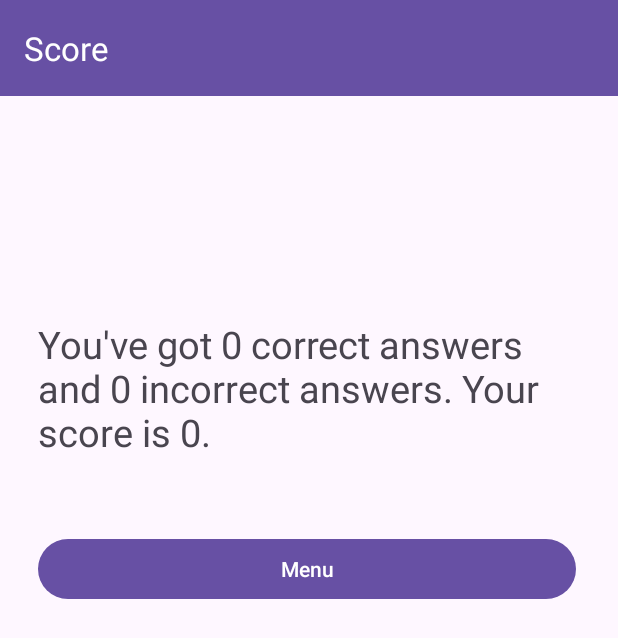
After one commit to Pmacdon15/Guess-The-Celebrity-Game, an Android app: the ScoreActivity screen opened directly, with no data from a screen before it, on a phone screen of 412 x 824 dp. The commit adds this screen. Shown: the top 638 px of the screen. Run offline under Robolectric (Android 15) with nearby library versions, the phone set to English and light mode, and no system bars.

Commit message:
score screen added

```diff
--- a/app/src/main/AndroidManifest.xml
+++ b/app/src/main/AndroidManifest.xml
@@ -27,6 +27,9 @@
         <activity
             android:name=".AboutActivity"
             android:exported="true" />
+        <activity
+            android:name=".ScoreActivity"
+            android:exported="true" />
 
     </application>
 
--- /dev/null
+++ b/app/src/main/java/com/example/assignment_2_project/ScoreActivity.java
@@ -0,0 +1,36 @@
+package com.example.assignment_2_project;
+
+import android.content.Intent;
+import android.os.Bundle;
+import android.widget.Button;
+import android.widget.TextView;
+
+import androidx.appcompat.app.AppCompatActivity;
+
+import com.google.android.material.color.utilities.Score;
+
+public class ScoreActivity extends AppCompatActivity {
+    @Override
+    protected void onCreate(Bundle savedInstanceState) {
+        super.onCreate(savedInstanceState);
+        setContentView(R.layout.activity_score);
+
+        // Get the score from the intent
+        Intent intentValue = getIntent();
+        int correct = intentValue.getIntExtra("correct", 0);
+        int incorrect = intentValue.getIntExtra("incorrect", 0);
+        int score = correct - incorrect;
+
+        // Set the score message
+        String scoreMessage = getString(R.string.score_message, correct, incorrect, score);
+        TextView textViewScore = findViewById(R.id.textView_Score);
+        textViewScore.setText(scoreMessage);
+
+
+        Button buttonMenu = findViewById(R.id.button_Menu);
+        buttonMenu.setOnClickListener(view -> {
+            Intent intent = new Intent(ScoreActivity.this, MainActivity.class);
+            startActivity(intent);
+        });
+    }
+}
--- /dev/null
+++ b/app/src/main/res/layout/activity_score.xml
@@ -0,0 +1,51 @@
+<?xml version="1.0" encoding="utf-8"?>
+<androidx.constraintlayout.widget.ConstraintLayout xmlns:android="http://schemas.android.com/apk/res/android"
+    xmlns:app="http://schemas.android.com/apk/res-auto"
+    xmlns:tools="http://schemas.android.com/tools"
+    android:layout_width="match_parent"
+    android:layout_height="match_parent">
+
+    <androidx.appcompat.widget.Toolbar
+        android:id="@+id/toolbar4"
+        android:layout_width="0dp"
+        android:layout_height="wrap_content"
+        android:background="?attr/colorPrimary"
+        android:minHeight="?attr/actionBarSize"
+        android:theme="?attr/actionBarTheme"
+        app:layout_constraintEnd_toEndOf="parent"
+        app:layout_constraintHorizontal_bias="0.0"
+        app:layout_constraintStart_toStartOf="parent"
+        app:layout_constraintTop_toTopOf="parent"
+        app:title="Score"
+        app:titleTextColor="#FFFFFF" />
+
+    <LinearLayout
+        android:layout_width="409dp"
+        android:layout_height="665dp"
+        android:layout_marginTop="1dp"
+        android:orientation="vertical"
+        app:layout_constraintBottom_toBottomOf="parent"
+        app:layout_constraintStart_toStartOf="parent"
+        app:layout_constraintTop_toBottomOf="@+id/toolbar4">
+
+        <TextView
+            android:id="@+id/textView_Score"
+            android:layout_width="match_parent"
+            android:layout_height="wrap_content"
+            android:layout_marginLeft="25dp"
+            android:layout_marginTop="100dp"
+            android:layout_marginRight="25dp"
+            android:text="@string/your_score_will_go_here"
+            android:textSize="25sp" />
+
+        <Button
+            android:id="@+id/button_Menu"
+            android:layout_width="match_parent"
+            android:layout_height="wrap_content"
+            android:layout_marginLeft="25dp"
+            android:layout_marginTop="50dp"
+            android:layout_marginRight="25dp"
+            android:text="@string/menu" />
+    </LinearLayout>
+
+</androidx.constraintlayout.widget.ConstraintLayout>
--- a/app/src/main/res/values/colors.xml
+++ b/app/src/main/res/values/colors.xml
@@ -1,7 +1,7 @@
 <?xml version="1.0" encoding="utf-8"?>
 <resources>
-    <color name="black">#FF000000</color>
-    <color name="white">#FFFFFFFF</color>
+<!--    <color name="black">#FF000000</color>-->
+<!--    <color name="white">#FFFFFFFF</color>-->
     <color name="green">#4CAF50</color>
     <color name="red">#CC190C</color>
     <color name="blue">#1984BF</color>
--- a/app/src/main/res/values/strings.xml
+++ b/app/src/main/res/values/strings.xml
@@ -10,4 +10,9 @@
     <string name="incorrect">Incorrect</string>
     <string name="about_game">\ \ \ \ This game has awkward celebrity photos. The user is allowed to guess as many times as they want and the score will be correct answers minus incorrect answers. Click the next button to move on to the next photo. There will be a score page after the last photo.</string>
     <string name="menu">Menu</string>
+    <string name="images_to_the_guess_who_they_are">Images to the guess who they are.</string>
+    <string name="your_score_will_go_here">Your score will go here</string>
+    <string name="filler">filler</string>
+    <string name="score_message">You\'ve got %1$d correct answers and %2$d incorrect answers. Your score is %3$d.</string>
+
 </resources>
```
Also changed, not shown: app/src/main/java/com/example/assignment_2_project/GameActivity.java (+16 -9 lines), app/src/main/res/layout/activity_game.xml (+13 -5 lines).
